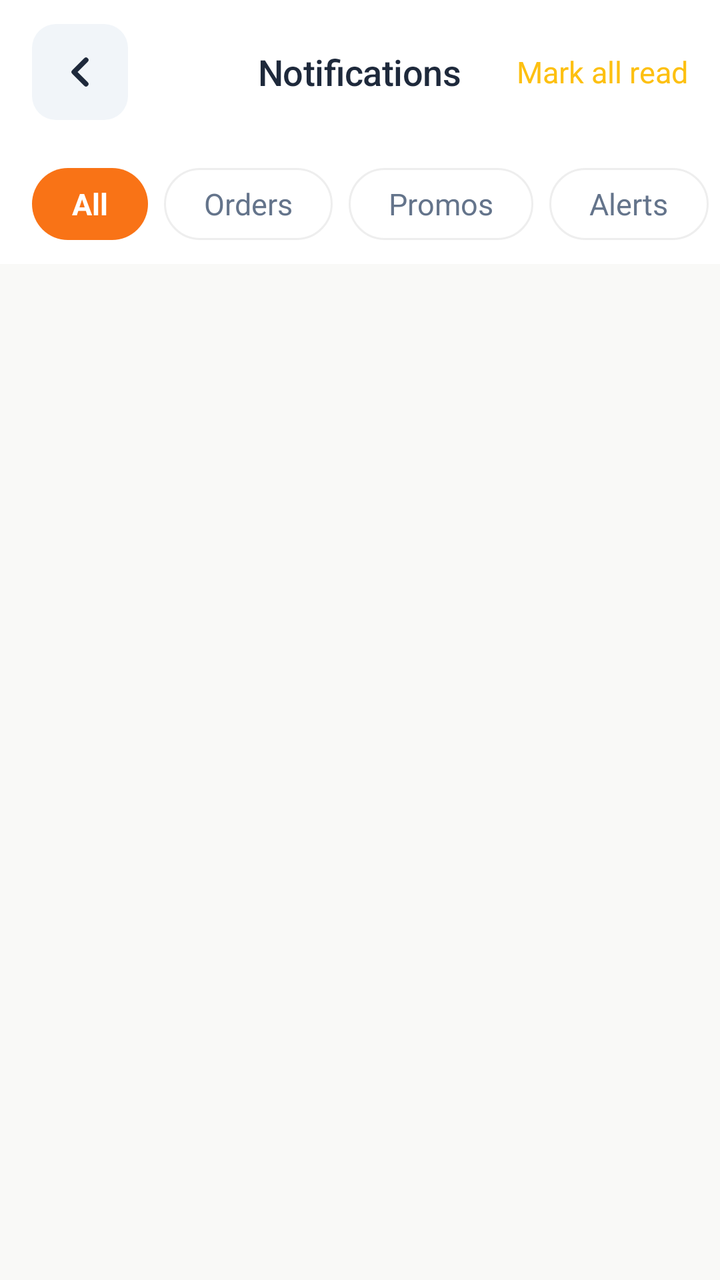
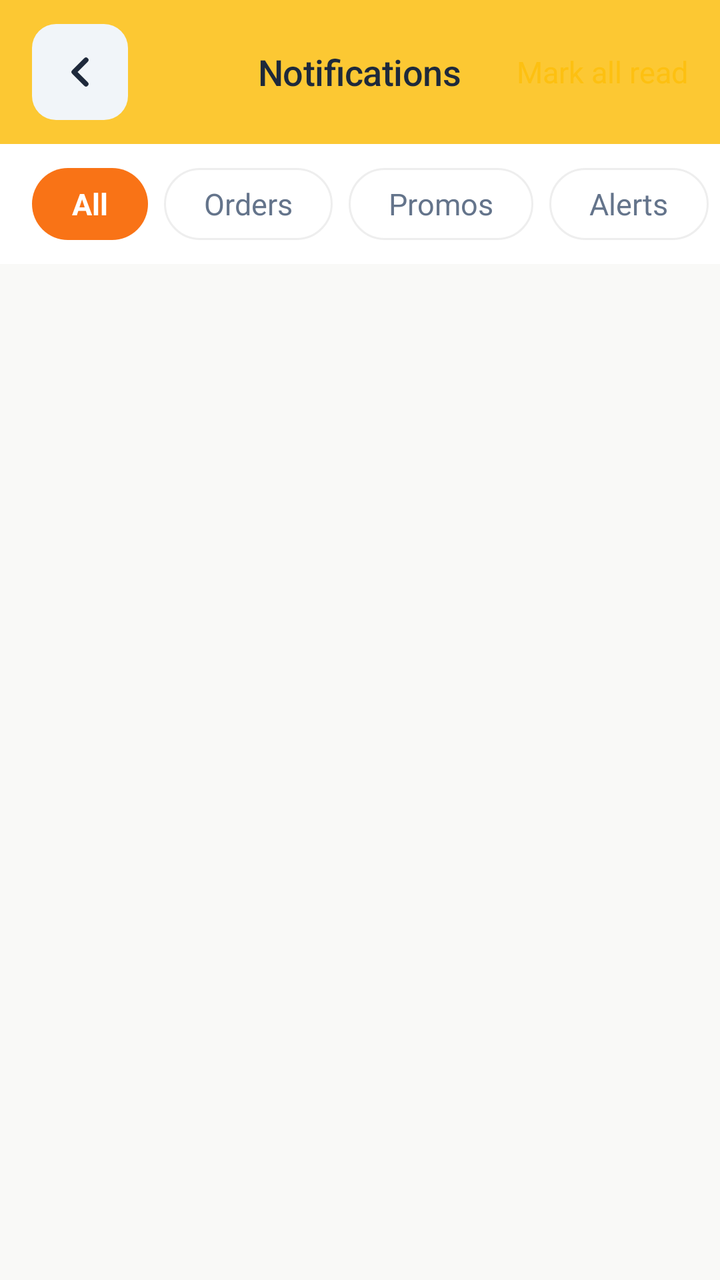

The first picture is an Android layout as it rendered before a commit; the second is the same layout after the commit. The layout source and the unified diff follow.
<!-- AndroidManifest.xml: application theme Theme.BeckieDealApp -->
<!-- res/layout/activity_notifications.xml -->
﻿<?xml version="1.0" encoding="utf-8"?>
<androidx.constraintlayout.widget.ConstraintLayout xmlns:android="http://schemas.android.com/apk/res/android"
    xmlns:app="http://schemas.android.com/apk/res-auto"
    xmlns:tools="http://schemas.android.com/tools"
    android:layout_width="match_parent"
    android:layout_height="match_parent"
    android:background="@color/background"
    android:fitsSystemWindows="true"
    tools:context=".NotificationsActivity">

    
    <com.google.android.material.appbar.AppBarLayout
        android:id="@+id/appBarLayout"
        android:layout_width="match_parent"
        android:layout_height="wrap_content"
        android:background="@color/surface"
        app:elevation="0dp"
        app:layout_constraintTop_toTopOf="parent">

        <com.google.android.material.appbar.MaterialToolbar
            android:id="@+id/topAppBar"
            android:layout_width="match_parent"
            android:layout_height="72dp"
            app:contentInsetStart="0dp">

            <RelativeLayout
                android:layout_width="match_parent"
                android:layout_height="match_parent"
                android:paddingHorizontal="16dp">

                <ImageView
                    android:id="@+id/backButton"
                    android:layout_width="48dp"
                    android:layout_height="48dp"
                    android:layout_alignParentStart="true"
                    android:layout_centerVertical="true"
                    android:background="@drawable/form_field_background"
                    android:padding="12dp"
                    android:src="@drawable/ic_arrow_left"
                    android:contentDescription="Back"
                    app:tint="@color/text_primary" />

                <TextView
                    android:layout_width="wrap_content"
                    android:layout_height="wrap_content"
                    android:layout_centerInParent="true"
                    android:text="Notifications"
                    android:textAppearance="@style/TextAppearance.App.SectionHeader" />

                <TextView
                    android:id="@+id/markAllReadButton"
                    android:layout_width="wrap_content"
                    android:layout_height="wrap_content"
                    android:layout_alignParentEnd="true"
                    android:layout_centerVertical="true"
                    android:text="Mark all read"
                    android:textAppearance="@style/TextAppearance.App.Body"
                    android:textColor="@color/primary" />

            </RelativeLayout>

        </com.google.android.material.appbar.MaterialToolbar>
    </com.google.android.material.appbar.AppBarLayout>

    
    <HorizontalScrollView
        android:id="@+id/chipScroll"
        android:layout_width="match_parent"
        android:layout_height="wrap_content"
        android:scrollbars="none"
        android:paddingVertical="12dp"
        android:background="@color/surface"
        app:layout_constraintTop_toBottomOf="@id/appBarLayout">

        <LinearLayout
            android:id="@+id/chipContainer"
            android:layout_width="wrap_content"
            android:layout_height="wrap_content"
            android:orientation="horizontal"
            android:paddingHorizontal="16dp">

            <TextView
                android:id="@+id/chipAll"
                android:layout_width="wrap_content"
                android:layout_height="36dp"
                android:gravity="center"
                android:paddingHorizontal="20dp"
                android:layout_marginEnd="8dp"
                android:text="All"
                android:textAppearance="@style/TextAppearance.App.Body"
                android:textStyle="bold"
                android:background="@drawable/chip_selected"
                android:textColor="@color/white_fixed" />

            <TextView
                android:id="@+id/chipOrders"
                android:layout_width="wrap_content"
                android:layout_height="36dp"
                android:gravity="center"
                android:paddingHorizontal="20dp"
                android:layout_marginEnd="8dp"
                android:text="Orders"
                android:textAppearance="@style/TextAppearance.App.Body"
                android:background="@drawable/chip_unselected"
                android:textColor="@color/text_secondary" />

            <TextView
                android:id="@+id/chipPromos"
                android:layout_width="wrap_content"
                android:layout_height="36dp"
                android:gravity="center"
                android:paddingHorizontal="20dp"
                android:layout_marginEnd="8dp"
                android:text="Promos"
                android:textAppearance="@style/TextAppearance.App.Body"
                android:background="@drawable/chip_unselected"
                android:textColor="@color/text_secondary" />

            <TextView
                android:id="@+id/chipAlerts"
                android:layout_width="wrap_content"
                android:layout_height="36dp"
                android:gravity="center"
                android:paddingHorizontal="20dp"
                android:text="Alerts"
                android:textAppearance="@style/TextAppearance.App.Body"
                android:background="@drawable/chip_unselected"
                android:textColor="@color/text_secondary" />

        </LinearLayout>
    </HorizontalScrollView>

    
    <androidx.core.widget.NestedScrollView
        android:layout_width="match_parent"
        android:layout_height="0dp"
        android:fillViewport="true"
        app:layout_constraintTop_toBottomOf="@id/chipScroll"
        app:layout_constraintBottom_toBottomOf="parent">

        <FrameLayout
            android:layout_width="match_parent"
            android:layout_height="wrap_content">

            
            <LinearLayout
                android:id="@+id/emptyState"
                android:layout_width="match_parent"
                android:layout_height="match_parent"
                android:gravity="center"
                android:orientation="vertical"
                android:padding="40dp"
                android:visibility="gone">

                <ImageView
                    android:layout_width="120dp"
                    android:layout_height="120dp"
                    android:src="@drawable/ic_notifications"
                    app:tint="@color/text_muted" />

                <TextView
                    android:layout_width="wrap_content"
                    android:layout_height="wrap_content"
                    android:layout_marginTop="24dp"
                    android:text="No notifications yet"
                    android:textAppearance="@style/TextAppearance.App.SectionHeader" />

                <TextView
                    android:layout_width="wrap_content"
                    android:layout_height="wrap_content"
                    android:layout_marginTop="8dp"
                    android:gravity="center"
                    android:text="We'll notify you about orders, deals\nand updates."
                    android:textAppearance="@style/TextAppearance.App.Body" />

            </LinearLayout>

            
            <LinearLayout
                android:id="@+id/notificationsList"
                android:layout_width="match_parent"
                android:layout_height="wrap_content"
                android:orientation="vertical"
                android:paddingHorizontal="16dp"
                android:paddingTop="8dp"
                android:paddingBottom="24dp" />

        </FrameLayout>
    </androidx.core.widget.NestedScrollView>

</androidx.constraintlayout.widget.ConstraintLayout>
<!-- resources referenced by this layout -->
<resources>
  <color name="background">#F9F9F7</color>
  <color name="primary">#FDC011</color>
  <color name="surface">#FFFFFF</color>
  <color name="text_muted">#94A3B8</color>
  <color name="text_primary">#1E293B</color>
  <color name="text_secondary">#64748B</color>
  <color name="white_fixed">#FFFFFF</color>
  <!-- drawable chip_selected (drawable) -->
  <?xml version="1.0" encoding="utf-8"?>
  <shape xmlns:android="http://schemas.android.com/apk/res/android"
      android:shape="rectangle">
      <solid android:color="#F97316" />
      <corners android:radius="@dimen/chip_pill_radius" />
  </shape>
  <!-- drawable form_field_background (drawable) -->
  <?xml version="1.0" encoding="utf-8"?>
  <shape xmlns:android="http://schemas.android.com/apk/res/android">
      <solid android:color="@color/input_background" />
      <corners android:radius="12dp" />
  </shape>
  <style name="TextAppearance.App.SectionHeader" parent="TextAppearance.Material3.TitleMedium">
          <item name="android:fontFamily">@font/amulya_bold</item>
          <item name="android:textSize">18sp</item>
          <item name="android:letterSpacing">-0.01</item>
          <item name="android:textColor">@color/text_primary</item>
      </style>
  <style name="Theme.BeckieDealApp" parent="Base.Theme.BeckieDealApp">
          <item name="buttonStyle">@style/Widget.App.Button</item>
          <item name="materialButtonStyle">@style/Widget.App.Button</item>
      </style>
  <dimen name="chip_pill_radius">20dp</dimen>
  <dimen name="chip_stroke_width">1dp</dimen>
  <color name="input_background">#F1F5F9</color>
  <style name="Widget.App.Button" parent="Widget.Material3.Button">
          <item name="shapeAppearance">@style/ShapeAppearance.App.Button.Pill</item>
          <item name="android:textAppearance">@style/TextAppearance.App.Button</item>
      </style>
  <color name="on_primary">#FFFFFF</color>
  <color name="primary_container">#FDC011</color>
  <color name="on_primary_container">#582200</color>
  <color name="on_surface">#251913</color>
  <style name="TextAppearance.App.ProductName" parent="TextAppearance.Material3.HeadlineSmall">
          <item name="android:fontFamily">@font/amulya_bold</item>
          <item name="android:textSize">24sp</item>
          <item name="android:letterSpacing">-0.02</item>
          <item name="android:textColor">@color/text_primary</item>
      </style>
  <style name="TextAppearance.App.PriceHero" parent="TextAppearance.Material3.TitleLarge">
          <item name="android:fontFamily">@font/amulya_bold</item>
          <item name="android:textSize">22sp</item>
          <item name="android:letterSpacing">-0.01</item>
          <item name="android:textColor">@color/text_primary</item>
      </style>
  <style name="TextAppearance.App.CardProductName" parent="TextAppearance.Material3.BodyLarge">
          <item name="android:fontFamily">@font/synonym_medium</item>
          <item name="android:textSize">15sp</item>
          <item name="android:letterSpacing">0</item>
          <item name="android:textColor">@color/text_primary</item>
      </style>
  <style name="TextAppearance.App.Button" parent="TextAppearance.Material3.LabelLarge">
          <item name="android:fontFamily">@font/synonym_semibold</item>
          <item name="android:textSize">15sp</item>
          <item name="android:letterSpacing">0.01</item>
          <item name="android:textAllCaps">false</item>
      </style>
  <style name="ShapeAppearance.App.Button.Pill" parent="">
          <item name="cornerFamily">rounded</item>
          <item name="cornerSize">50%</item>
      </style>
  <color name="nav_indicator_fill">#FFF1EB</color>
  <style name="ShapeAppearance.App.BottomNav.ActiveIndicator" parent="">
          <item name="cornerFamily">rounded</item>
          <item name="cornerSize">50%</item>
      </style>
  <!-- unchanged entries left out for length: 10 -->
</resources>

<!-- the commit's change to res/layout/activity_notifications.xml (unified diff, before → after) -->
@@ -13,7 +13,7 @@
         android:id="@+id/appBarLayout"
         android:layout_width="match_parent"
         android:layout_height="wrap_content"
-        android:background="@color/surface"
+        android:background="@color/topbar_yellow_transparent"
         app:elevation="0dp"
         app:layout_constraintTop_toTopOf="parent">
 
<!-- resource entries referenced after the edit -->
@@ -6,6 +6,7 @@
   <color name="text_muted">#94A3B8</color>
   <color name="text_primary">#1E293B</color>
   <color name="text_secondary">#64748B</color>
+  <color name="topbar_yellow_transparent">#D9FDC011</color>
   <color name="white_fixed">#FFFFFF</color>
   <!-- drawable chip_selected (drawable) -->
   <?xml version="1.0" encoding="utf-8"?>
